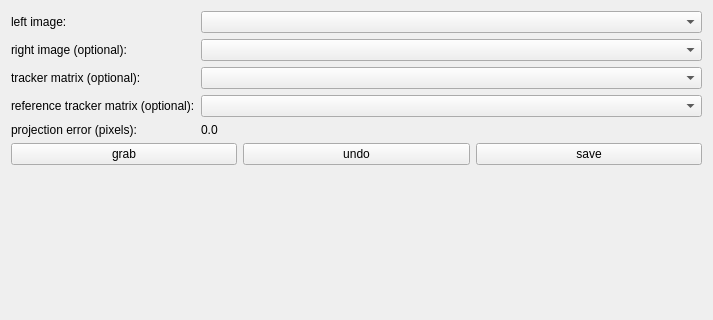
Qt form MITK/Plugins/uk.ac.ucl.cmic.igicameracal/src/internal/CameraCalView.ui (NifTK/NifTK) before a commit; both pictures show x 0 to 713 and y 0 to 320 of the 713 by 560 pixel window.
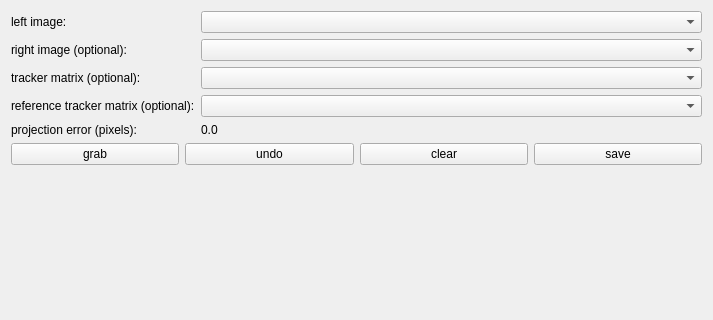
The same form after that commit. Custom widgets are drawn as their Qt base class.

Commit message: Issue #4659: Add clear button.

```diff
--- a/MITK/Plugins/uk.ac.ucl.cmic.igicameracal/src/internal/CameraCalView.ui
+++ b/MITK/Plugins/uk.ac.ucl.cmic.igicameracal/src/internal/CameraCalView.ui
@@ -113,6 +113,16 @@
        </property>
       </widget>
      </item>
+     <item>
+      <widget class="QPushButton" name="m_ClearButton">
+       <property name="toolTip">
+        <string>save calibration</string>
+       </property>
+       <property name="text">
+        <string>clear</string>
+       </property>
+      </widget>
+     </item>
      <item>
       <widget class="QPushButton" name="m_SaveButton">
        <property name="toolTip">
```
The commit also changes 2 other files.
